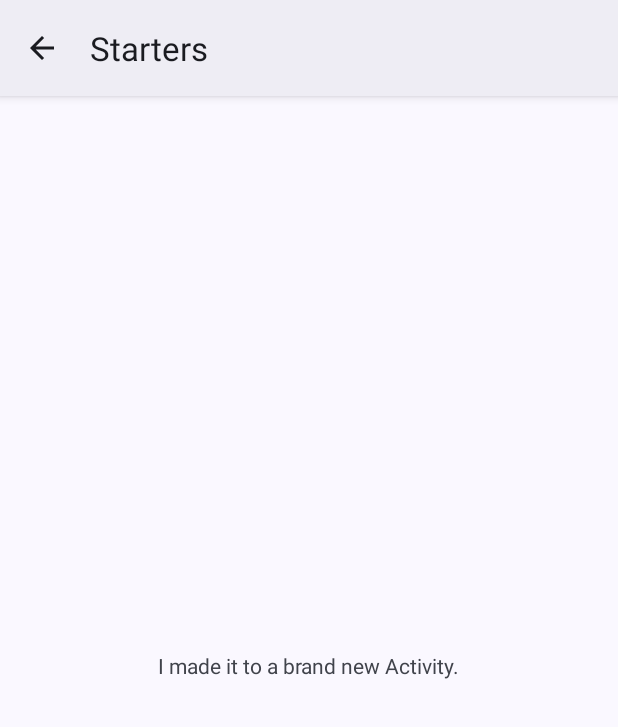
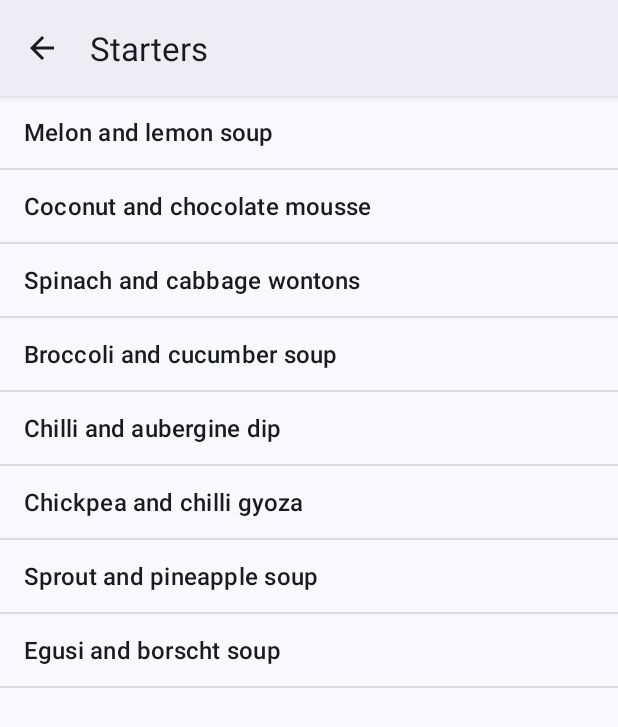
Before and after one commit to roelno/the_hungry_developer, an Android app: the StartersActivity screen opened directly, with no data from a screen before it, on a phone screen of 412 x 824 dp. Shown: the top 727 px of the screen. Run offline under Robolectric (Android 15) with nearby library versions, the phone set to English and light mode, and no system bars.

Commit message:
Create Dish classes and add Dish objects to StartersActivity

```diff
--- /dev/null
+++ b/app/src/main/java/com/zelda/thehungrydeveloper/Dish.java
@@ -0,0 +1,22 @@
+package com.zelda.thehungrydeveloper;
+
+import androidx.annotation.NonNull;
+
+public class Dish {
+
+    private String title;
+    private String description;
+    private int price;
+
+    public Dish(String title, String description, int price) {
+        this.title = title;
+        this.description = description;
+        this.price = price;
+    }
+
+    @NonNull
+    @Override
+    public String toString() {
+        return title;
+    }
+}
--- a/app/src/main/java/com/zelda/thehungrydeveloper/StartersActivity.java
+++ b/app/src/main/java/com/zelda/thehungrydeveloper/StartersActivity.java
@@ -4,7 +4,8 @@ import androidx.appcompat.app.ActionBar;
 import androidx.appcompat.app.AppCompatActivity;
 
 import android.os.Bundle;
-import android.view.MenuItem;
+import android.widget.ArrayAdapter;
+import android.widget.ListView;
 
 public class StartersActivity extends AppCompatActivity {
 
@@ -12,18 +13,24 @@ public class StartersActivity extends AppCompatActivity {
     protected void onCreate(Bundle savedInstanceState) {
         super.onCreate(savedInstanceState);
         setContentView(R.layout.activity_starters);
-        ActionBar actionBar = getSupportActionBar();
-        if (actionBar != null) {
-            actionBar.setDisplayHomeAsUpEnabled(true);
-        }
+
+        ListView starterList = findViewById(R.id.list_view_starters);
+
+        Dish[] dishes = {
+                new Dish("Melon and lemon soup", "Fresh melon and lemon combined into creamy soup", 1199),
+                new Dish("Coconut and chocolate mousse", "A creamy mousse made with fresh coconut and milk chocolate", 899),
+                new Dish("Spinach and cabbage wontons", "Thin wonton cases stuffed with fresh spinach and chinese cabbage", 799),
+                new Dish("Broccoli and cucumber soup", "Fresh broccoli and cucumber combined into creamy soup", 899),
+                new Dish("Chilli and aubergine dip", "A dip made from scotch bonnet chilli and fresh aubergine", 999),
+                new Dish("Chickpea and chilli gyoza", "Thin pastry cases stuffed with fresh chickpea and green chilli", 699),
+                new Dish("Sprout and pineapple soup", "Fresh sprout and pineapple combined into creamy soup", 899),
+                new Dish("Egusi and borscht soup", "Egusi and borscht combined into creamy soup", 1299)
+        };
+
+        ArrayAdapter<Dish> dishesAdapter = new ArrayAdapter<>(this, android.R.layout.simple_list_item_1, dishes);
+        starterList.setAdapter(dishesAdapter);
+
     }
 
-    @Override
-    public boolean onOptionsItemSelected(MenuItem item) {
-        if (item.getItemId() == android.R.id.home) {
-            onBackPressed(); // Navigate back when the "Up" button is pressed
-            return true;
-        }
-        return super.onOptionsItemSelected(item);
-    }
+
 }
--- a/app/src/main/res/layout/activity_starters.xml
+++ b/app/src/main/res/layout/activity_starters.xml
@@ -5,9 +5,10 @@
     android:gravity="center"
     android:orientation="vertical">
 
-    <TextView
-        android:layout_width="wrap_content"
-        android:layout_height="wrap_content"
-        android:text="I made it to a brand new Activity." />
+    <ListView
+        android:id="@+id/list_view_starters"
+        android:layout_width="match_parent"
+        android:layout_height="match_parent" />
+
 
 </LinearLayout>
```
